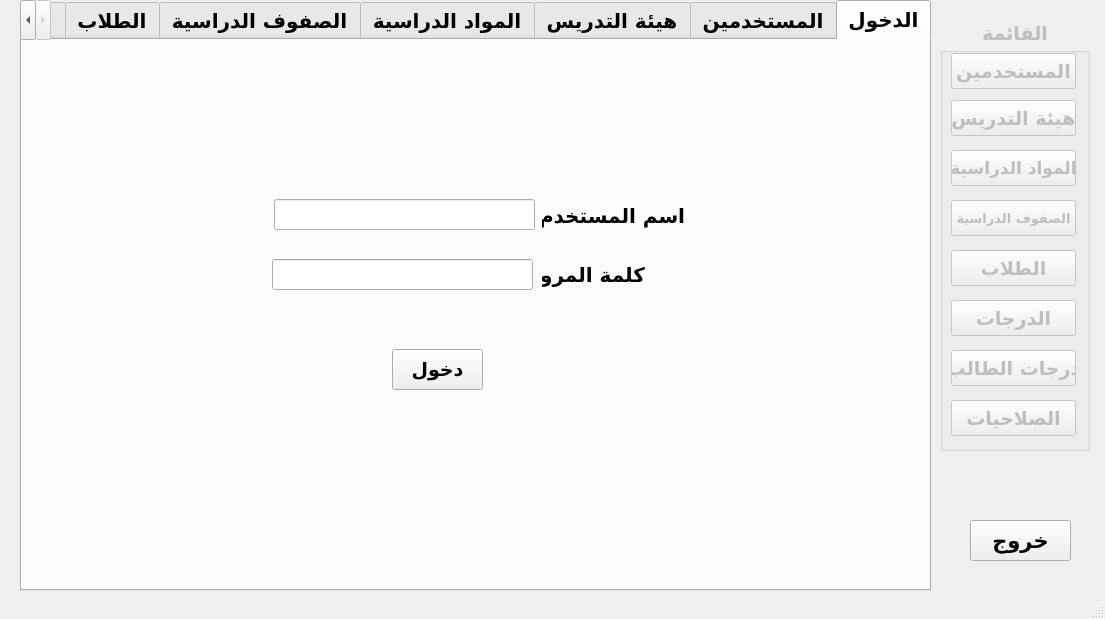
Qt form school_management.ui (mostafabasuni/School-Management-System) before a commit.
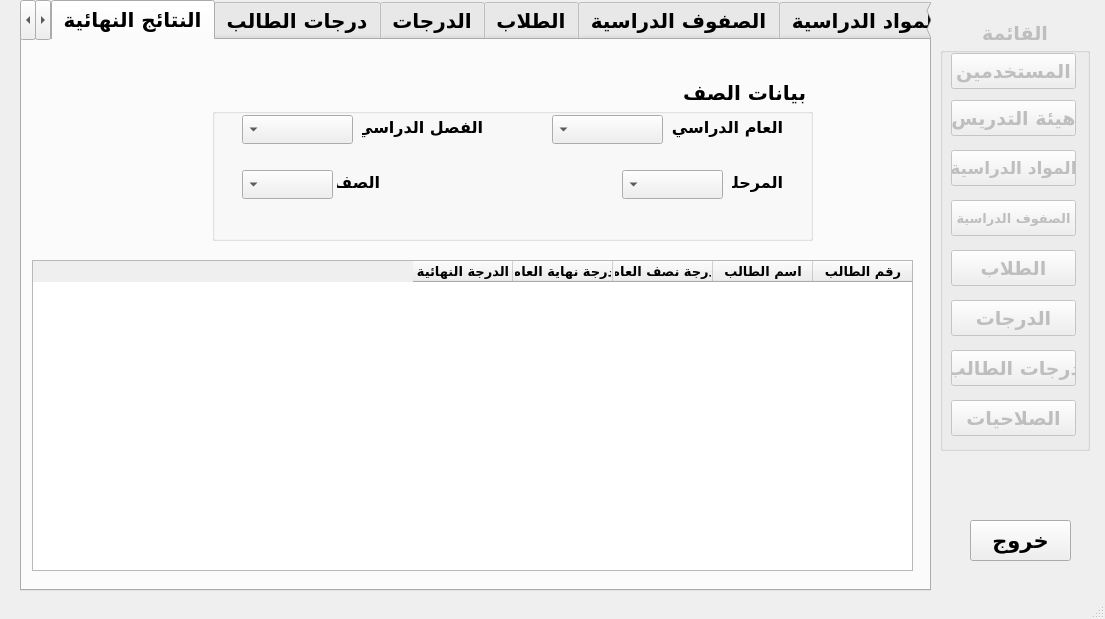
The same form after that commit. The open tabs and pages were chosen to show the change.

Commit message: انشاء دول لحساب النتائج النهائية للدرجات

What changed in the file:
```diff
--- a/school_management.ui
+++ b/school_management.ui
@@ -4354,6 +4354,219 @@
       </property>
      </widget>
     </widget>
+    <widget class="QWidget" name="tab_19">
+     <attribute name="title">
+      <string>النتائج النهائية</string>
+     </attribute>
+     <widget class="QTableWidget" name="tableWidget_13">
+      <property name="geometry">
+       <rect>
+        <x>10</x>
+        <y>220</y>
+        <width>881</width>
+        <height>311</height>
+       </rect>
+      </property>
+      <property name="font">
+       <font>
+        <family>Tajawal</family>
+        <pointsize>10</pointsize>
+        <weight>75</weight>
+        <bold>true</bold>
+       </font>
+      </property>
+      <column>
+       <property name="text">
+        <string>رقم الطالب</string>
+       </property>
+       <property name="font">
+        <font>
+         <family>Tajawal</family>
+         <pointsize>10</pointsize>
+        </font>
+       </property>
+      </column>
+      <column>
+       <property name="text">
+        <string>اسم الطالب</string>
+       </property>
+      </column>
+      <column>
+       <property name="text">
+        <string>درجة نصف العام</string>
+       </property>
+      </column>
+      <column>
+       <property name="text">
+        <string>درجة نهاية العام</string>
+       </property>
+      </column>
+      <column>
+       <property name="text">
+        <string>الدرجة النهائية</string>
+       </property>
+      </column>
+     </widget>
+     <widget class="QGroupBox" name="groupBox_28">
+      <property name="geometry">
+       <rect>
+        <x>190</x>
+        <y>40</y>
+        <width>601</width>
+        <height>161</height>
+       </rect>
+      </property>
+      <property name="font">
+       <font>
+        <pointsize>15</pointsize>
+       </font>
+      </property>
+      <property name="title">
+       <string>بيانات الصف</string>
+      </property>
+      <widget class="QLabel" name="label_67">
+       <property name="geometry">
+        <rect>
+         <x>125</x>
+         <y>90</y>
+         <width>43</width>
+         <height>24</height>
+        </rect>
+       </property>
+       <property name="font">
+        <font>
+         <pointsize>12</pointsize>
+        </font>
+       </property>
+       <property name="text">
+        <string>الصف</string>
+       </property>
+      </widget>
+      <widget class="QComboBox" name="comboBox_18">
+       <property name="geometry">
+        <rect>
+         <x>30</x>
+         <y>90</y>
+         <width>91</width>
+         <height>29</height>
+        </rect>
+       </property>
+       <property name="font">
+        <font>
+         <pointsize>13</pointsize>
+        </font>
+       </property>
+      </widget>
+      <widget class="QComboBox" name="comboBox_19">
+       <property name="geometry">
+        <rect>
+         <x>30</x>
+         <y>35</y>
+         <width>111</width>
+         <height>29</height>
+        </rect>
+       </property>
+       <property name="font">
+        <font>
+         <pointsize>13</pointsize>
+        </font>
+       </property>
+      </widget>
+      <widget class="QLabel" name="label_68">
+       <property name="geometry">
+        <rect>
+         <x>150</x>
+         <y>35</y>
+         <width>121</width>
+         <height>24</height>
+        </rect>
+       </property>
+       <property name="font">
+        <font>
+         <pointsize>12</pointsize>
+        </font>
+       </property>
+       <property name="text">
+        <string>الفصل الدراسي</string>
+       </property>
+      </widget>
+      <widget class="QComboBox" name="comboBox_20">
+       <property name="geometry">
+        <rect>
+         <x>340</x>
+         <y>35</y>
+         <width>111</width>
+         <height>29</height>
+        </rect>
+       </property>
+       <property name="font">
+        <font>
+         <pointsize>13</pointsize>
+        </font>
+       </property>
+       <property name="editable">
+        <bool>false</bool>
+       </property>
+       <property name="currentText">
+        <string/>
+       </property>
+       <property name="currentIndex">
+        <number>-1</number>
+       </property>
+      </widget>
+      <widget class="QLabel" name="label_69">
+       <property name="geometry">
+        <rect>
+         <x>460</x>
+         <y>35</y>
+         <width>111</width>
+         <height>24</height>
+        </rect>
+       </property>
+       <property name="font">
+        <font>
+         <pointsize>12</pointsize>
+        </font>
+       </property>
+       <property name="text">
+        <string>العام الدراسي</string>
+       </property>
+      </widget>
+      <widget class="QComboBox" name="comboBox_21">
+       <property name="geometry">
+        <rect>
+         <x>410</x>
+         <y>90</y>
+         <width>101</width>
+         <height>29</height>
+        </rect>
+       </property>
+       <property name="font">
+        <font>
+         <pointsize>13</pointsize>
+        </font>
+       </property>
+      </widget>
+      <widget class="QLabel" name="label_70">
+       <property name="geometry">
+        <rect>
+         <x>520</x>
+         <y>90</y>
+         <width>51</width>
+         <height>24</height>
+        </rect>
+       </property>
+       <property name="font">
+        <font>
+         <pointsize>12</pointsize>
+        </font>
+       </property>
+       <property name="text">
+        <string>المرحلة</string>
+       </property>
+      </widget>
+     </widget>
+    </widget>
     <widget class="QWidget" name="tab_7">
      <attribute name="title">
       <string>الصلاحيات</string>
```
The commit also changes 7 other files.
